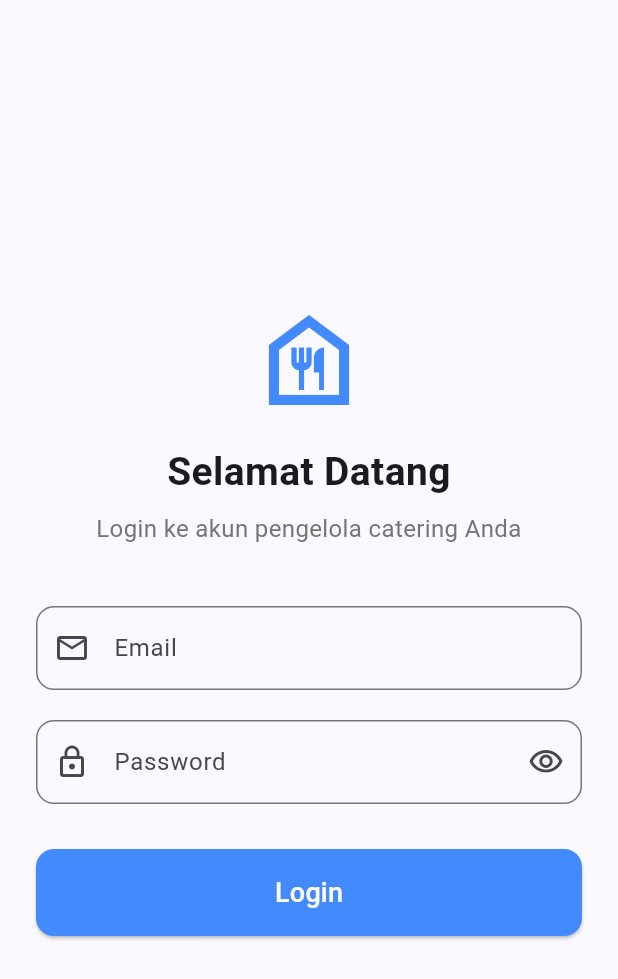
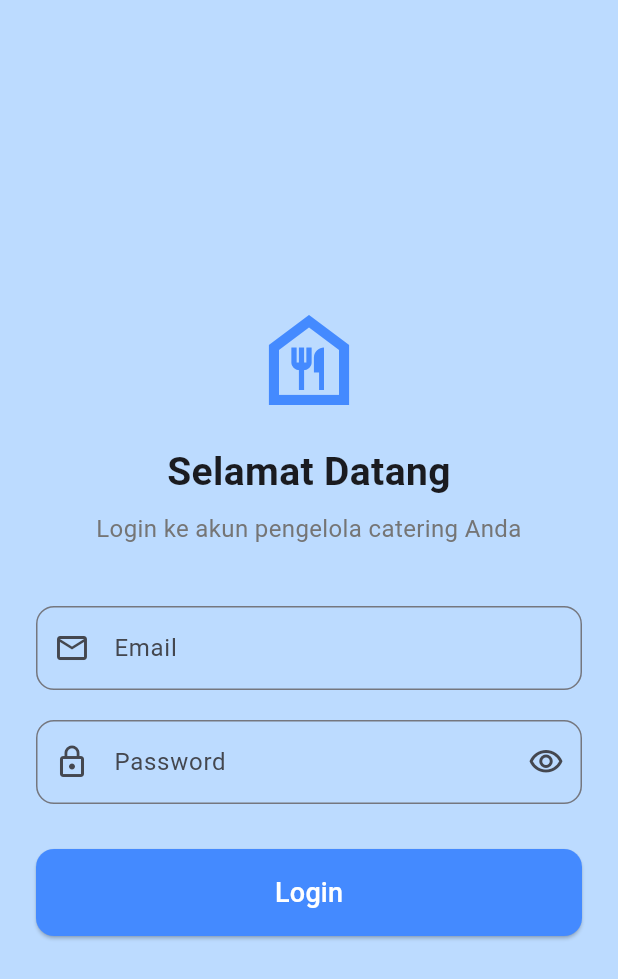
Before and after one commit to apahfahri/dapoer_ami, a Flutter app: the screen it shows after launch, on a phone screen of 412 x 824 dp. Shown: the top 979 px of the screen. Run offline on Flutter 3.47's test engine with Material 3 defaults, Android fonts, the phone set to English and light mode, and no system bars; our stand-ins replace cloud_firestore, device_preview, firebase_auth, firebase_core; accounts and stored records are empty.

Commit message:
Refactor UI to enhance consistency by updating background colors across multiple pages

```diff
--- a/lib/main.dart
+++ b/lib/main.dart
@@ -50,10 +50,11 @@ class MyApp extends StatelessWidget {
         useMaterial3: true,
         // Atur tema untuk AppBar agar konsisten di seluruh aplikasi.
         appBarTheme: const AppBarTheme(
-          backgroundColor: Colors.blueAccent,
+          backgroundColor: Color.fromARGB(255, 21, 55, 114),
           foregroundColor: Colors.white,
           elevation: 2,
         ),
+        scaffoldBackgroundColor: const Color.fromARGB(255, 188, 219, 255),
       ),
       // 'home' akan diisi oleh AuthWrapper yang menentukan halaman awal.
       home: const AuthWrapper(),
--- a/lib/pages/DetailPesananPage.dart
+++ b/lib/pages/DetailPesananPage.dart
@@ -73,7 +73,6 @@ class _DetailPesananPageState extends State<DetailPesananPage> {
   @override
   Widget build(BuildContext context) {
     return Scaffold(
-      backgroundColor: Theme.of(context).colorScheme.primaryContainer,
       appBar: AppBar(title: const Text('Detail Pesanan')),
       body: StreamBuilder<DocumentSnapshot>(
         stream:
--- a/lib/pages/HomePage.dart
+++ b/lib/pages/HomePage.dart
@@ -120,7 +120,6 @@ class _HomePageState extends State<HomePage> {
   @override
   Widget build(BuildContext context) {
     return Scaffold(
-      backgroundColor: Theme.of(context).colorScheme.primaryContainer,
       drawer: _buildAppDrawer(),
       appBar: AppBar(
         title: const Text('Dapoer Ami Catering'),
@@ -133,7 +132,6 @@ class _HomePageState extends State<HomePage> {
             tooltip: 'Refresh Data',
           ),
         ],
-        backgroundColor: Theme.of(context).primaryColor,
       ),
       body: RefreshIndicator(
         // Pull-to-refresh tetap memanggil fungsi yang sama
--- a/lib/pages/KelolaBahanBakuPage.dart
+++ b/lib/pages/KelolaBahanBakuPage.dart
@@ -77,10 +77,8 @@ class _KelolaBahanBakuPageState extends State<KelolaBahanBakuPage> {
   @override
   Widget build(BuildContext context) {
     return Scaffold(
-      backgroundColor: Theme.of(context).colorScheme.primaryContainer,
       appBar: AppBar(
         title: const Text('Kelola Bahan Baku'),
-        backgroundColor: Theme.of(context).primaryColor,
       ),
       body: StreamBuilder<QuerySnapshot>(
         stream: _firestore.collection('bahan_baku').orderBy('nama').snapshots(),
--- a/lib/pages/KelolaMenuPage.dart
+++ b/lib/pages/KelolaMenuPage.dart
@@ -76,10 +76,8 @@ class _KelolaMenuPageState extends State<KelolaMenuPage> {
   @override
   Widget build(BuildContext context) {
     return Scaffold(
-      backgroundColor: Theme.of(context).colorScheme.primaryContainer,
       appBar: AppBar(
         title: const Text('Kelola Menu'),
-        backgroundColor: Theme.of(context).primaryColor,
       ),
       body: StreamBuilder<QuerySnapshot>(
         stream: _firestore.collection('menu').orderBy('namaMenu').snapshots(),
--- a/lib/pages/KelolaPesananPage.dart
+++ b/lib/pages/KelolaPesananPage.dart
@@ -37,7 +37,6 @@ class _KelolaPesananPageState extends State<KelolaPesananPage>
   @override
   Widget build(BuildContext context) {
     return Scaffold(
-      backgroundColor: Theme.of(context).colorScheme.primaryContainer,
       appBar: AppBar(
         title: const Text('Kelola Pesanan'),
         bottom: TabBar(
@@ -48,7 +47,6 @@ class _KelolaPesananPageState extends State<KelolaPesananPage>
           labelColor: Colors.white,
           unselectedLabelColor: Colors.white54,
         ),
-        backgroundColor: Theme.of(context).primaryColor,
       ),
       body: TabBarView(
         controller: _tabController,
--- a/lib/pages/RiwayatPesananPage.dart
+++ b/lib/pages/RiwayatPesananPage.dart
@@ -25,10 +25,8 @@ class _RiwayatPesananPageState extends State<RiwayatPesananPage> {
         .orderBy('tanggalKirim', descending: true);
 
     return Scaffold(
-      backgroundColor: Theme.of(context).colorScheme.primaryContainer,
       appBar: AppBar(
         title: const Text('Riwayat & Pendapatan'),
-        backgroundColor: Theme.of(context).primaryColor,
       ),
       body: StreamBuilder<QuerySnapshot>(
         stream: queryPesananSelesai.snapshots(),
```
